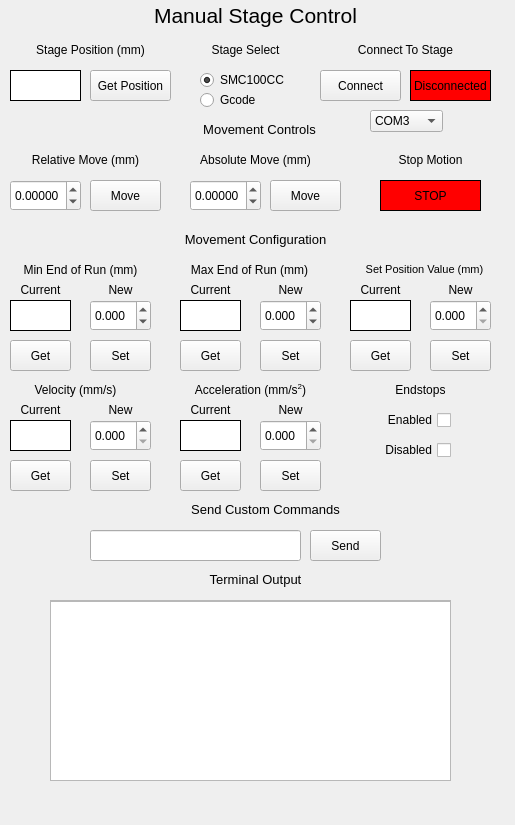
Qt form src/manualstagecontrol.ui (TimSamuelsen/CLIP3DPrinterGUI) before a commit.
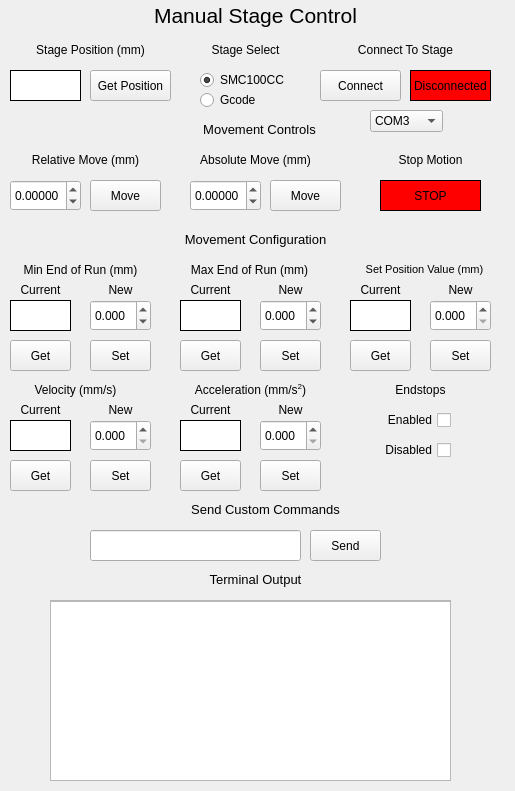
The same form after that commit.

```diff
--- a/src/manualstagecontrol.ui
+++ b/src/manualstagecontrol.ui
@@ -7,7 +7,7 @@
     <x>0</x>
     <y>0</y>
     <width>515</width>
-    <height>825</height>
+    <height>791</height>
    </rect>
   </property>
   <property name="windowTitle">
```
